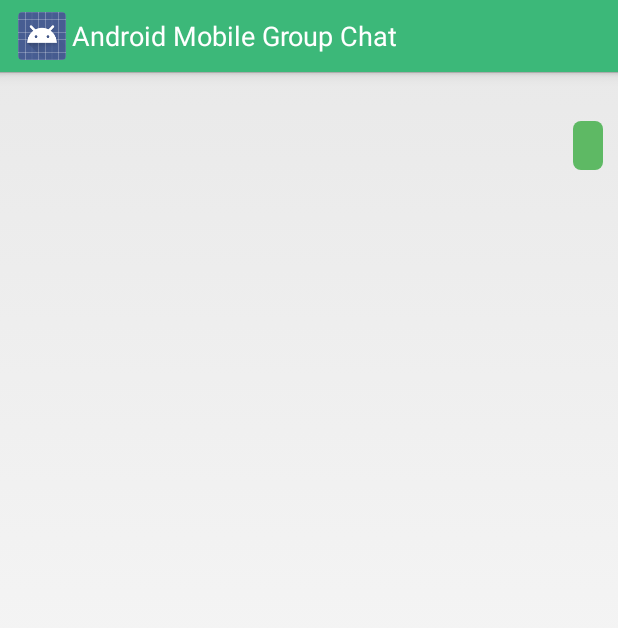
After one commit to hanhdt/android-group-chat, an Android app: the layout list_item_message_right.xml on its own in the app's theme, with its tools: preview values and no code run, on a phone screen of 412 x 824 dp. The commit adds this screen. Shown: the top 628 px of the screen. Run offline under Robolectric (Android 15) with nearby library versions, the phone set to English and light mode, and no system bars.

Commit message:
Add two layout files are used to align chat messages on left and right in the list view. Modified main layout. Create Util class contains methods that save user's session id and parse JSON messages.

```diff
--- /dev/null
+++ b/app/src/main/res/layout/list_item_message_right.xml
@@ -0,0 +1,32 @@
+<?xml version="1.0" encoding="utf-8"?>
+<LinearLayout xmlns:android="http://schemas.android.com/apk/res/android"
+    android:orientation="vertical"
+    android:layout_width="match_parent"
+    android:layout_height="match_parent"
+    android:gravity="right"
+    android:paddingBottom="5dp"
+    android:paddingRight="10dp"
+    android:paddingTop="5dp">
+
+    <TextView
+        android:id="@+id/lblMsgFrom"
+        android:layout_width="wrap_content"
+        android:layout_height="wrap_content"
+        android:padding="5dp"
+        android:textColor="@color/lbl_from_name"
+        android:textSize="12dp"
+        android:textStyle="italic" />
+
+    <TextView
+        android:id="@+id/txtMsg"
+        android:layout_width="wrap_content"
+        android:layout_height="wrap_content"
+        android:background="@drawable/bg_msg_you"
+        android:layout_marginLeft="5dp"
+        android:paddingBottom="5dp"
+        android:paddingLeft="10dp"
+        android:paddingRight="10dp"
+        android:paddingTop="5dp"
+        android:textColor="@color/white"
+        android:textSize="16dp" />
+</LinearLayout>
```
Also changed, not shown: app/src/main/java/com/android/ralph/app/androidwebgroupchat/util/Utils.java (added, +53 -0 lines), app/src/main/res/layout/activity_main.xml (+45 -7 lines), app/src/main/res/layout/list_item_message_left.xml (added, +31 -0 lines).
